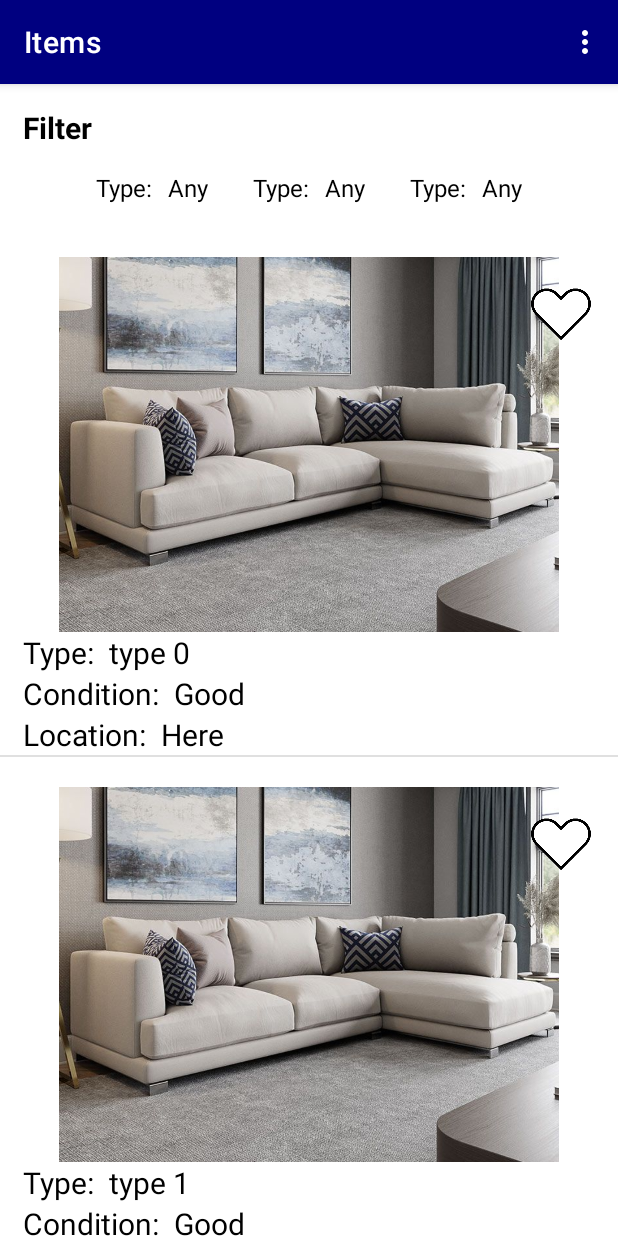
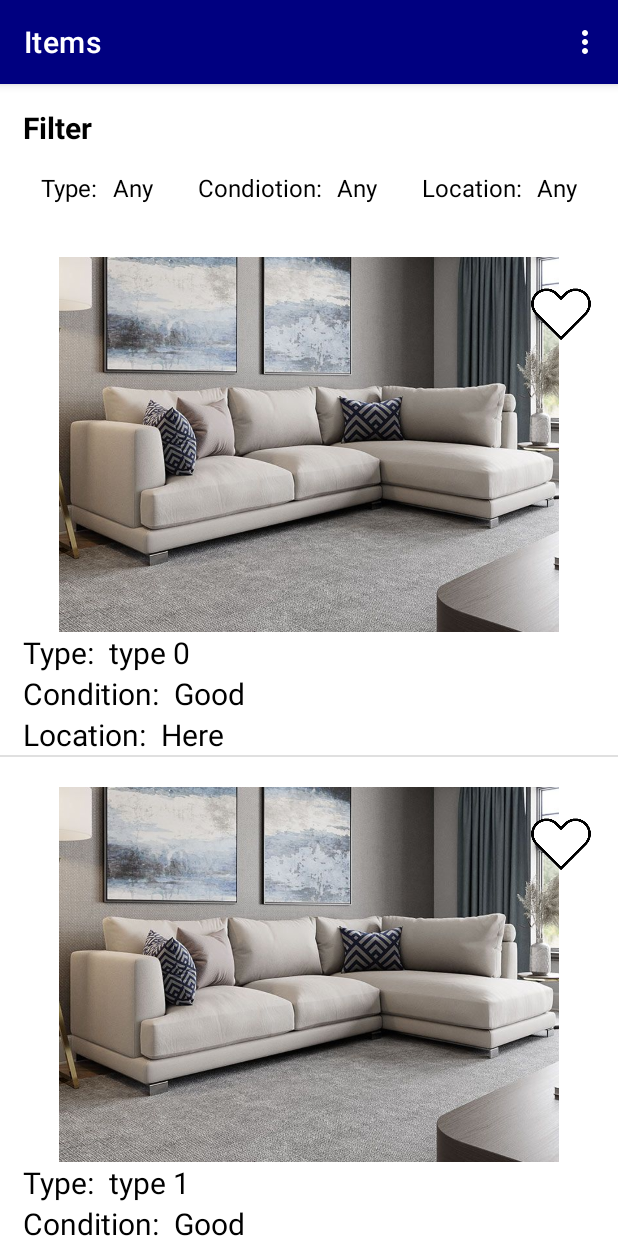
Before and after one commit to koren2888/EasyGive, an Android app: the screen it shows after launch (MainActivity), on a phone screen of 412 x 824 dp. Run offline under Robolectric (Android 15) with nearby library versions, the phone set to English and light mode, and no system bars; our stand-ins replace navigation-ui.

Commit message:
Fixing filter tags in items fragment

```diff
--- a/app/src/main/res/layout/fragment_items.xml
+++ b/app/src/main/res/layout/fragment_items.xml
@@ -88,7 +88,7 @@
                         android:id="@+id/filter_condition_tag"
                         android:layout_width="wrap_content"
                         android:layout_height="wrap_content"
-                        android:text="Type:"
+                        android:text="Condiotion:"
                         android:textColor="@color/black"
                         android:textSize="16sp"
                         app:layout_constraintBottom_toBottomOf="parent"
@@ -120,7 +120,7 @@
                         android:id="@+id/filter_location_tag"
                         android:layout_width="wrap_content"
                         android:layout_height="wrap_content"
-                        android:text="Type:"
+                        android:text="Location:"
                         android:textColor="@color/black"
                         android:textSize="16sp"
                         app:layout_constraintBottom_toBottomOf="parent"
```
